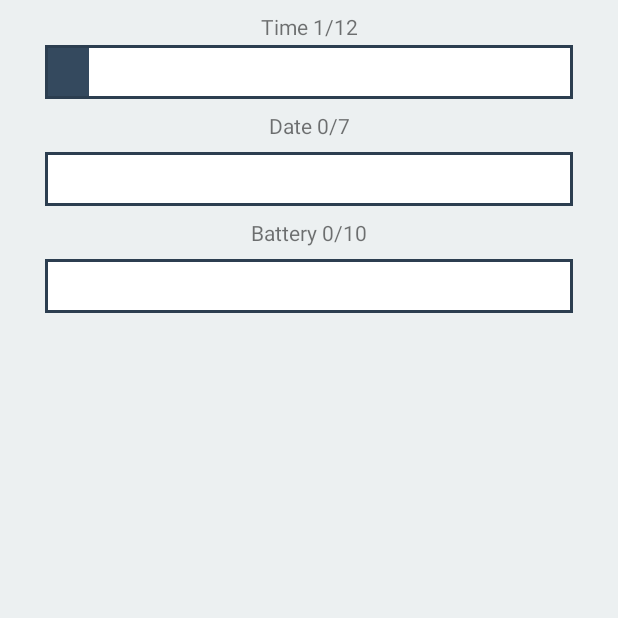
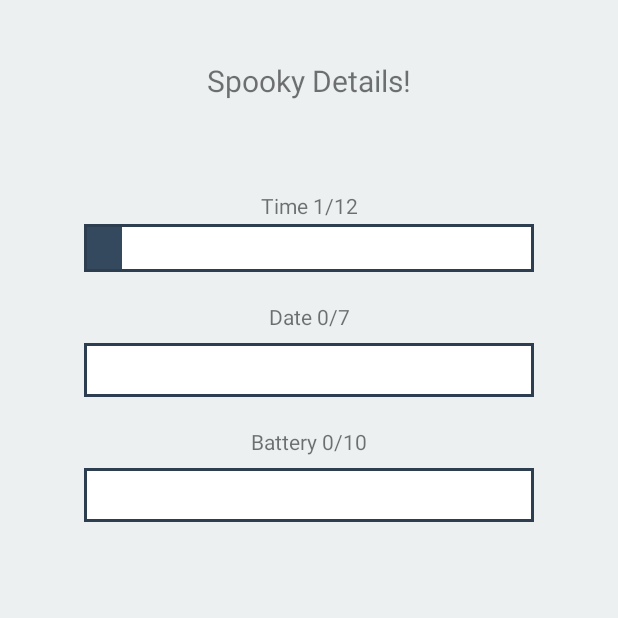
Before and after one commit to Luminations/spooky, an Android app: the SpookyDetail screen opened directly, with no data from a screen before it, on a phone screen of 412 x 824 dp, the top half of it. Run offline under Robolectric (Android 15) with nearby library versions, the phone set to English and light mode, and no system bars; 1 statement that could not run was skipped.

Commit message:
styled title and added resource for progress bar icon

```diff
--- a/spooky/Programm/app/src/main/java/team1/red/zli/spookymeter/SpookyDetail.java
+++ b/spooky/Programm/app/src/main/java/team1/red/zli/spookymeter/SpookyDetail.java
@@ -20,6 +20,11 @@ public class SpookyDetail extends Activity{
         public void handleMessage(Message msg) {
             super.handleMessage(msg);
             ArrayList<Integer> spookyDetails = (ArrayList<Integer>) msg.obj;
+
+            //Title
+
+            TextView titleText = findViewById(R.id.textView4);
+            titleText.setText("Spooky Details!");
 
             //time
             ProgressBar timeProgress = findViewById(R.id.progressBar2);
--- a/spooky/Programm/app/src/main/res/layout/spooky_detail.xml
+++ b/spooky/Programm/app/src/main/res/layout/spooky_detail.xml
@@ -9,13 +9,10 @@
     <ProgressBar
         android:id="@+id/progressBar2"
         style="?android:attr/progressBarStyleHorizontal"
+        android:layout_width="300dp"
+        android:layout_height="32dp"
+        android:background="#FFF"
         android:progressDrawable="@drawable/custom_progressbar"
-        android:layout_width="352dp"
-        android:layout_height="36dp"
-        android:layout_marginEnd="0dp"
-        android:layout_marginStart="0dp"
-        android:layout_marginTop="0dp"
-        android:background="#FFF"
         app:layout_constraintEnd_toEndOf="parent"
         app:layout_constraintStart_toStartOf="parent"
         app:layout_constraintTop_toBottomOf="@+id/textView3" />
@@ -26,13 +23,14 @@
         android:layout_height="22dp"
         android:layout_marginEnd="8dp"
         android:layout_marginStart="8dp"
-        android:layout_marginTop="8dp"
+        android:layout_marginTop="60dp"
         android:background="#ecf0f1"
         android:text="Time"
         android:textAlignment="center"
         app:layout_constraintEnd_toEndOf="parent"
+        app:layout_constraintHorizontal_bias="0.503"
         app:layout_constraintStart_toStartOf="parent"
-        app:layout_constraintTop_toTopOf="parent" />
+        app:layout_constraintTop_toBottomOf="@+id/textView4" />
 
     <TextView
         android:id="@+id/textView5"
@@ -41,7 +39,7 @@
         android:layout_height="wrap_content"
         android:layout_marginEnd="8dp"
         android:layout_marginStart="8dp"
-        android:layout_marginTop="8dp"
+        android:layout_marginTop="20dp"
         android:text="Date"
         android:textAlignment="center"
         app:layout_constraintEnd_toEndOf="parent"
@@ -51,12 +49,12 @@
     <ProgressBar
         android:id="@+id/progressBar4"
         style="?android:attr/progressBarStyleHorizontal"
-        android:progressDrawable="@drawable/custom_progressbar"
-        android:layout_width="352dp"
+        android:layout_width="300dp"
         android:layout_height="36dp"
         android:layout_marginEnd="8dp"
         android:layout_marginStart="8dp"
         android:layout_marginTop="8dp"
+        android:progressDrawable="@drawable/custom_progressbar"
         app:layout_constraintEnd_toEndOf="parent"
         app:layout_constraintStart_toStartOf="parent"
         app:layout_constraintTop_toBottomOf="@+id/textView5" />
@@ -67,7 +65,7 @@
         android:layout_height="wrap_content"
         android:layout_marginEnd="8dp"
         android:layout_marginStart="8dp"
-        android:layout_marginTop="8dp"
+        android:layout_marginTop="20dp"
         android:text="Battery"
         android:textAlignment="center"
         app:layout_constraintEnd_toEndOf="parent"
@@ -77,14 +75,27 @@
     <ProgressBar
         android:id="@+id/progressBar"
         style="?android:attr/progressBarStyleHorizontal"
-        android:progressDrawable="@drawable/custom_progressbar"
-        android:layout_width="352dp"
+        android:layout_width="300dp"
         android:layout_height="36dp"
         android:layout_marginEnd="8dp"
         android:layout_marginStart="8dp"
         android:layout_marginTop="8dp"
+        android:progressDrawable="@drawable/custom_progressbar"
         app:layout_constraintEnd_toEndOf="parent"
         app:layout_constraintStart_toStartOf="parent"
         app:layout_constraintTop_toBottomOf="@+id/textView2" />
 
+    <TextView
+        android:id="@+id/textView4"
+        android:layout_width="wrap_content"
+        android:layout_height="wrap_content"
+        android:layout_marginEnd="8dp"
+        android:layout_marginStart="8dp"
+        android:layout_marginTop="40dp"
+        android:text="TextView"
+        android:textSize="20sp"
+        app:layout_constraintEnd_toEndOf="parent"
+        app:layout_constraintStart_toStartOf="parent"
+        app:layout_constraintTop_toTopOf="parent" />
+
 </android.support.constraint.ConstraintLayout>
```
Also changed, not shown: 1 other file.
